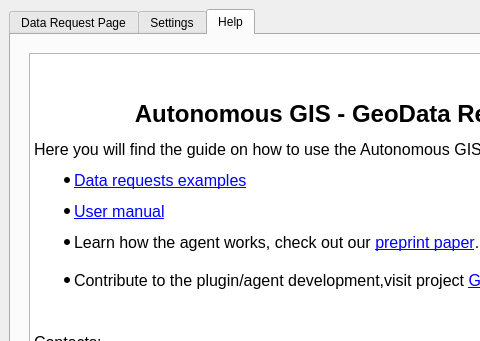
First picture: the form in AGGRA_dockwidget_base.ui, repository Teakinboyewa/AutonomousGIS_GeodataRetrieverAgent, before the edit; both pictures show x 0 to 480 and y 0 to 341 of the 774 by 827 pixel window.
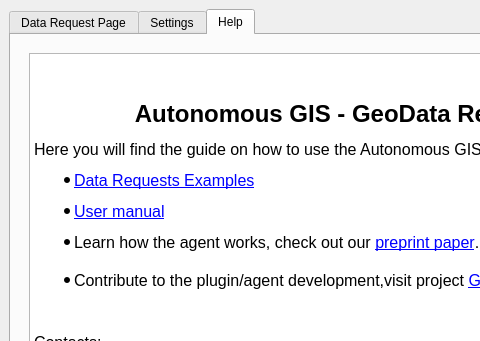
Second picture: the form after the edit.

Commit message: Updated config.ini

What changed in the file:
```diff
--- a/AGGRA_dockwidget_base.ui
+++ b/AGGRA_dockwidget_base.ui
@@ -460,12 +460,12 @@
 &lt;p style=&quot; margin-top:0px; margin-bottom:0px; margin-left:0px; margin-right:0px; -qt-block-indent:0; text-indent:0px;&quot;&gt;    &lt;/p&gt;
 &lt;p align=&quot;center&quot; style=&quot; margin-top:12px; margin-bottom:12px; margin-left:0px; margin-right:0px; -qt-block-indent:0; text-indent:0px;&quot;&gt;&lt;span style=&quot; font-size:18pt; font-weight:600;&quot;&gt;Autonomous GIS - GeoData Retrieve Agent  &lt;/span&gt;&lt;/p&gt;
 &lt;p style=&quot; margin-top:12px; margin-bottom:12px; margin-left:0px; margin-right:0px; -qt-block-indent:0; text-indent:0px;&quot;&gt;&lt;span style=&quot; font-size:12pt;&quot;&gt;Here you will find the guide on how to use the Autonomous GIS-Geodata Retriever Agent.        &lt;/span&gt;&lt;/p&gt;
-&lt;ul style=&quot;margin-top: 0px; margin-bottom: 0px; margin-left: 0px; margin-right: 0px; -qt-list-indent: 1;&quot;&gt;&lt;li style=&quot; font-size:12pt;&quot; style=&quot; margin-top:0px; margin-bottom:12px; margin-left:0px; margin-right:0px; -qt-block-indent:0; text-indent:0px;&quot;&gt;&lt;a href=&quot;https://github.com/Teakinboyewa/AutonomousGIS_GeodataRetrieverAgent/blob/master/User_manual.md#data-request-examples&quot;&gt;&lt;span style=&quot; text-decoration: underline; color:#0000ff;&quot;&gt;Data requests examples&lt;/span&gt;&lt;/a&gt; &lt;/li&gt;
+&lt;ul style=&quot;margin-top: 0px; margin-bottom: 0px; margin-left: 0px; margin-right: 0px; -qt-list-indent: 1;&quot;&gt;&lt;li style=&quot; font-size:12pt;&quot; style=&quot; margin-top:0px; margin-bottom:12px; margin-left:0px; margin-right:0px; -qt-block-indent:0; text-indent:0px;&quot;&gt;&lt;a href=&quot;https://github.com/Teakinboyewa/AutonomousGIS_GeodataRetrieverAgent/blob/master/User_manual.md&quot;&gt;&lt;span style=&quot; text-decoration: underline; color:#0000ff;&quot;&gt;Data Requests Examples&lt;/span&gt;&lt;/a&gt; &lt;/li&gt;
 &lt;li style=&quot; font-size:12pt;&quot; style=&quot; margin-top:0px; margin-bottom:12px; margin-left:0px; margin-right:0px; -qt-block-indent:0; text-indent:0px;&quot;&gt;&lt;a href=&quot;https://github.com/Teakinboyewa/AutonomousGIS_GeodataRetrieverAgent/blob/master/User_manual.md&quot;&gt;&lt;span style=&quot; text-decoration: underline; color:#0000ff;&quot;&gt;User manual&lt;/span&gt;&lt;/a&gt; &lt;/li&gt;&lt;/ul&gt;
 &lt;ul style=&quot;margin-top: 0px; margin-bottom: 0px; margin-left: 0px; margin-right: 0px; -qt-list-indent: 1;&quot;&gt;&lt;li style=&quot; font-size:12pt;&quot; style=&quot; margin-top:0px; margin-bottom:0px; margin-left:0px; margin-right:0px; -qt-block-indent:0; text-indent:0px;&quot;&gt;Learn how the agent works, check out our &lt;a href=&quot;https://arxiv.org/abs/2407.21024&quot;&gt;&lt;span style=&quot; text-decoration: underline; color:#0000ff;&quot;&gt;preprint paper&lt;/span&gt;&lt;/a&gt;. &lt;/li&gt;
 &lt;p style=&quot;-qt-paragraph-type:empty; margin-top:0px; margin-bottom:0px; margin-left:0px; margin-right:0px; -qt-block-indent:0; text-indent:0px; font-size:12pt;&quot;&gt;&lt;br /&gt;&lt;/p&gt;
 &lt;li style=&quot; font-size:12pt;&quot; style=&quot; margin-top:0px; margin-bottom:12px; margin-left:0px; margin-right:0px; -qt-block-indent:0; text-indent:0px;&quot;&gt;Contribute to the plugin/agent development,visit project &lt;a href=&quot;https://github.com/Teakinboyewa/AutonomousGIS_GeodataRetrieverAgent.git&quot;&gt;&lt;span style=&quot; text-decoration: underline; color:#0000ff;&quot;&gt;Github&lt;/span&gt;&lt;/a&gt; page. &lt;/li&gt;&lt;/ul&gt;
-&lt;p style=&quot; margin-top:12px; margin-bottom:12px; margin-left:0px; margin-right:0px; -qt-block-indent:0; text-indent:0px;&quot;&gt;&lt;span style=&quot; font-size:12pt;&quot;&gt;  &lt;/span&gt;&lt;/p&gt;
+&lt;p style=&quot; margin-top:12px; margin-bottom:12px; margin-left:0px; margin-right:0px; -qt-block-indent:0; text-indent:0px;&quot;&gt;&lt;span style=&quot; font-size:12pt;&quot;&gt;  &lt;/span&gt;&lt;/p&gt;
 &lt;p style=&quot; margin-top:12px; margin-bottom:12px; margin-left:0px; margin-right:0px; -qt-block-indent:0; text-indent:0px;&quot;&gt;&lt;span style=&quot; font-size:12pt;&quot;&gt;Contacts: &lt;/span&gt;&lt;/p&gt;
 &lt;p style=&quot; margin-top:12px; margin-bottom:12px; margin-left:0px; margin-right:0px; -qt-block-indent:0; text-indent:0px;&quot;&gt;&lt;span style=&quot; font-size:12pt;&quot;&gt;Huan Ning (&lt;/span&gt;&lt;a href=&quot;mailto:hning@psu.edu&quot;&gt;&lt;span style=&quot; font-size:12pt; text-decoration: underline; color:#0000ff;&quot;&gt;hning@psu.edu&lt;/span&gt;&lt;/a&gt;&lt;span style=&quot; font-size:12pt;&quot;&gt;), Temitope Akinboyewa (&lt;/span&gt;&lt;a href=&quot;mailto:takinboyewa@psu.edu&quot;&gt;&lt;span style=&quot; font-size:12pt; text-decoration: underline; color:#0000ff;&quot;&gt;takinboyewa@psu.edu&lt;/span&gt;&lt;/a&gt;&lt;span style=&quot; font-size:12pt;&quot;&gt;), Zhenlong Li (&lt;/span&gt;&lt;a href=&quot;mailto:zhenlong@psu.edu&quot;&gt;&lt;span style=&quot; font-size:12pt; text-decoration: underline; color:#0000ff;&quot;&gt;zhenlong@psu.edu&lt;/span&gt;&lt;/a&gt;&lt;span style=&quot; font-size:12pt;&quot;&gt;) &lt;/span&gt;&lt;/p&gt;
 &lt;p style=&quot; margin-top:12px; margin-bottom:12px; margin-left:0px; margin-right:0px; -qt-block-indent:0; text-indent:0px;&quot;&gt;&lt;a href=&quot;https://giscience.psu.edu/&quot;&gt;&lt;span style=&quot; font-size:12pt; text-decoration: underline; color:#0000ff;&quot;&gt;Geoinformation and Big Data Research Laboratory (GIBD), &lt;/span&gt;&lt;/a&gt;&lt;span style=&quot; font-size:12pt;&quot;&gt;Department of Geography, The Pennsylvania State University &lt;/span&gt;&lt;/p&gt;
```
The commit also changes 1 other file.
